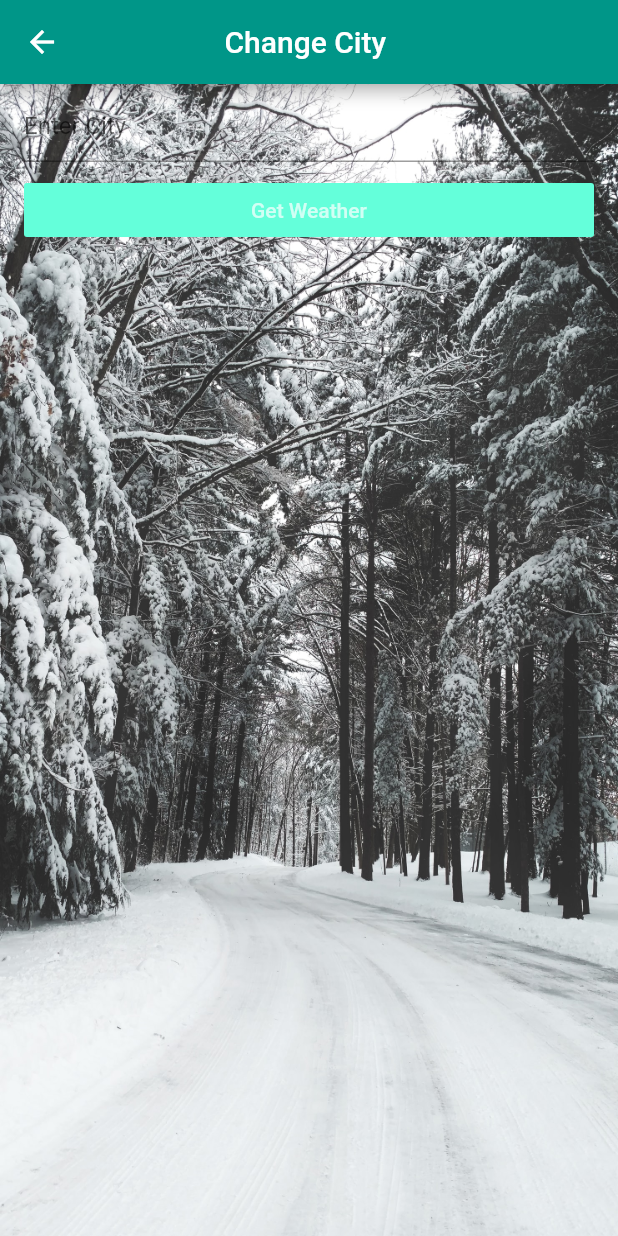
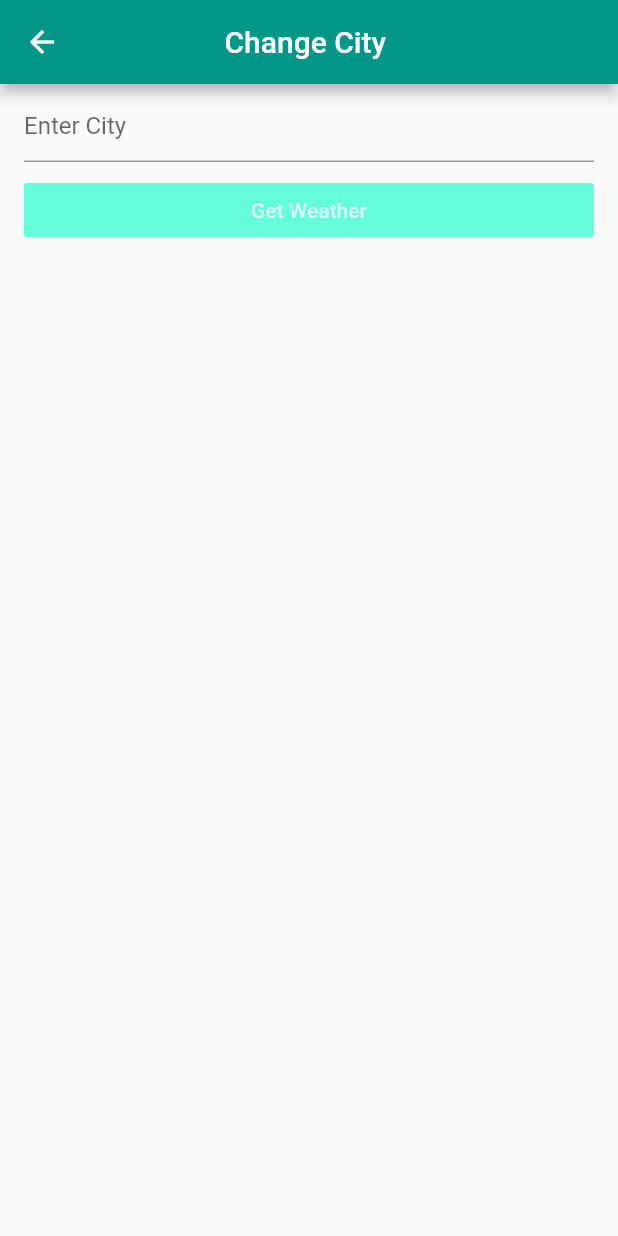
Before and after one commit to abisolaoye/weather-app, a Flutter app: the screen it shows after launch, after a tap on the "menu" icon, on a phone screen of 412 x 824 dp. Run offline on Flutter 3.47's test engine with Material 2 defaults, Android fonts, the phone set to English and light mode, and no system bars; network calls fail.

Commit message:
Weather app

```diff
--- a/lib/main.dart
+++ b/lib/main.dart
@@ -4,6 +4,7 @@ void main() {
   runApp(
     new MaterialApp(
       title: 'get_weather_forecast',
+      debugShowCheckedModeBanner: false,
       home: new Klimatic(),
     )
   );
--- a/lib/ui/klimatic.dart
+++ b/lib/ui/klimatic.dart
@@ -44,7 +44,7 @@ _cityEntered = results['enter'];
       body: new Stack(
         children: <Widget>[
           new Center(
-            child: new Image.asset('images/umbrella.jpg',
+            child: new Image.asset('images/waves.jpg',
               width: 470.0,
               fit: BoxFit.fill,
               height: 1200.0,
@@ -58,10 +58,7 @@ _cityEntered = results['enter'];
               style: cityStyle(),),
 
           ),
-          new Container(
-            alignment: Alignment.center,
-            child: new Image.asset('images/light_rain.jpg'),
-          ),
+
           new Container(
             margin: const EdgeInsets.fromLTRB(30.0, 290.0, 0.0, 0.0),
             alignment: Alignment.center,
@@ -121,13 +118,7 @@ class ChangeCity extends StatelessWidget
       ),
       body: new Stack(
         children: <Widget>[
-          new Center (
-            child: new Image.asset('images/white_snow.jpg',
-              width: 490.0,
-              height: 1200.0,
-              fit: BoxFit.fill,),
 
-          ),
           new ListView(
             children: <Widget>[
               new ListTile(
--- a/lib/util/utils.dart
+++ b/lib/util/utils.dart
@@ -1,2 +1,2 @@
-final appId = "sorry i cant put in my api key here, inseert yours";
+final appId = "938eacfb5b8238af8e31d0f91299e3ae";
 final defaultCity = "Spokane";
--- a/pubspec.yaml
+++ b/pubspec.yaml
@@ -44,9 +44,9 @@ flutter:
 
   # To add assets to your application, add an assets section, like this:
   assets:
-    - images/light_rain.jpg
-    - images/umbrella.jpg
-    - images/white_snow.jpg
+    #- images/bright.jpg
+    - images/waves.jpg
+    #- images/pow.jpg
 
   #  - images/a_dot_ham.jpeg
 
```
Also changed, not shown: images/light_rain.jpg (deleted), images/umbrella.jpg (deleted), images/waves.jpg (added), images/white_snow.jpg (deleted).
